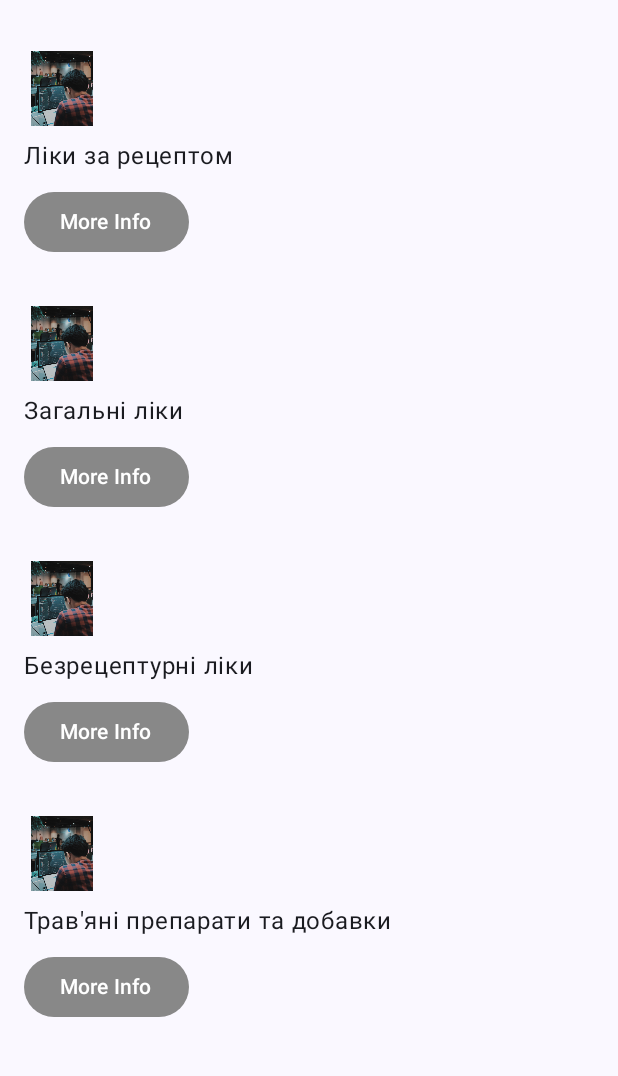
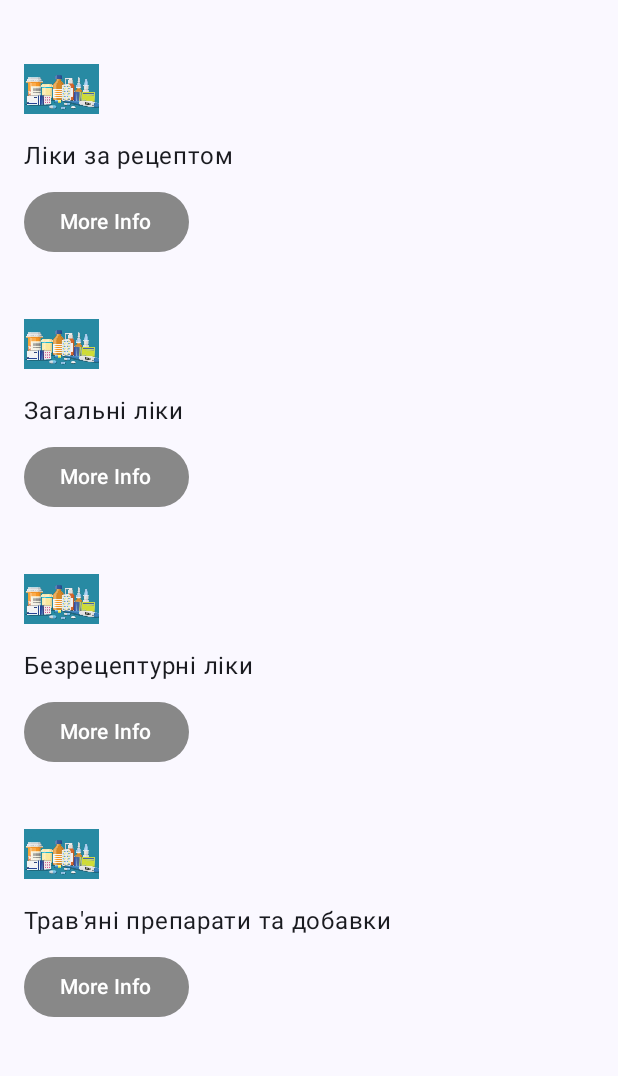
Before and after one commit to StikNavi/IPZ32CR4, an Android app built with Jetpack Compose: the screen it shows after launch (MainActivity), on a phone screen of 412 x 824 dp, the part 69-1145 px from its top. Run offline under Robolectric (Android 15) with nearby library versions, the phone set to English and light mode, and no system bars.

Commit message:
Project12

```diff
--- a/app/src/main/java/ua/edu/lntu/cw4/MainActivity.kt
+++ b/app/src/main/java/ua/edu/lntu/cw4/MainActivity.kt
@@ -37,6 +37,7 @@ fun MedicineApp() {
     var currentStep by remember { mutableStateOf(1) }
     var selectedItem by remember { mutableStateOf<Int?>(null) }
     var selectedImageDesc by remember { mutableStateOf("") }
+    var selectedImageIndex by remember { mutableStateOf<Int?>(null) }
 
     Scaffold(
         topBar = {
@@ -56,12 +57,13 @@ fun MedicineApp() {
         ) {
             when (currentStep) {
                 1 -> Screen1(
-                    onItemClick = { selectedItem = it + 1; currentStep = 2 },
+                    onItemClick = { selectedItem = it + 1; selectedImageIndex = it; currentStep = 2 },
                     onDescClick = { selectedImageDesc = it },
                     modifier = Modifier.fillMaxSize()
                 )
                 2 -> Screen2(
                     selectedImageDesc = selectedImageDesc,
+                    selectedImageIndex = selectedImageIndex,
                     onBackClick = { currentStep = 1 },
                     modifier = Modifier.fillMaxSize()
                 )
@@ -77,10 +79,10 @@ fun Screen1(
     modifier: Modifier = Modifier
 ) {
     val imageList = listOf(
-        ImageInfo(R.drawable.study, "Ліки за рецептом", "Препарати призначаються ліцензованим рецептом для конкретної особи використання і регулюється через Управління з контролю за продуктами і ліками Сполучених Штатів (FDA)."),
-        ImageInfo(R.drawable.study, "Загальні ліки", "Загальні препарати можуть бути безпечними та ефективними альтернативами своїм фірмовим аналогам і часто за зниженою вартістю."),
-        ImageInfo(R.drawable.study, "Безрецептурні ліки", "Безрецептурні (безрецептурні) ліки не вимагають рецепта."),
-        ImageInfo(R.drawable.study, "Трав'яні препарати та добавки", "Трави та добавки можуть включати в себе широкий спектр речовин, включаючи вітаміни, мінерали, ферменти, і рослинні речовини."),
+        ImageInfo(R.drawable.pills, "Ліки за рецептом", "Препарати призначаються ліцензованим рецептом для конкретної особи використання і регулюється через Управління з контролю за продуктами і ліками Сполучених Штатів (FDA)."),
+        ImageInfo(R.drawable.pills, "Загальні ліки", "Загальні препарати можуть бути безпечними та ефективними альтернативами своїм фірмовим аналогам і часто за зниженою вартістю."),
+        ImageInfo(R.drawable.pills, "Безрецептурні ліки", "Безрецептурні (безрецептурні) ліки не вимагають рецепта."),
+        ImageInfo(R.drawable.pills, "Трав'яні препарати та добавки", "Трави та добавки можуть включати в себе широкий спектр речовин, включаючи вітаміни, мінерали, ферменти, і рослинні речовини."),
     )
 
     LazyColumn(
@@ -128,12 +130,20 @@ fun Screen1(
 }
 
 @Composable
-fun Screen2(selectedImageDesc: String?, onBackClick: () -> Unit, modifier: Modifier = Modifier) {
+fun Screen2(selectedImageDesc: String?, selectedImageIndex: Int?, onBackClick: () -> Unit, modifier: Modifier = Modifier) {
+    val textToShow = when (selectedImageIndex) {
+        0 -> "Успішна покупка 1"
+        1 -> "Успішна покупка 2"
+        2 -> "Успішна покупка 3"
+        3 -> "Успішна покупка 4"
+        else -> ""
+    }
+
     Column(
         modifier = modifier.padding(16.dp)
     ) {
         Text(
-            text = "Замовлення було виконано успішно",
+            text = textToShow,
             modifier = Modifier.padding(bottom = 8.dp)
         )
         Text(
@@ -144,7 +154,7 @@ fun Screen2(selectedImageDesc: String?, onBackClick: () -> Unit, modifier: Modif
             onClick = onBackClick,
             colors = ButtonDefaults.run { buttonColors(Color.Red) }
         ) {
-            Text(text = "Back")
+            Text(text = "Назад")
         }
     }
 }
```
Also changed, not shown: app/src/main/res/drawable-mdpi/pills.jpeg (added).
